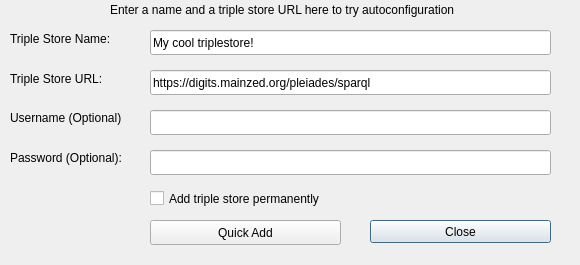
Qt form dialogs/ui/triplestorequickadddialog.ui (sparqlunicorn/sparqlunicornGoesGIS) before a commit.
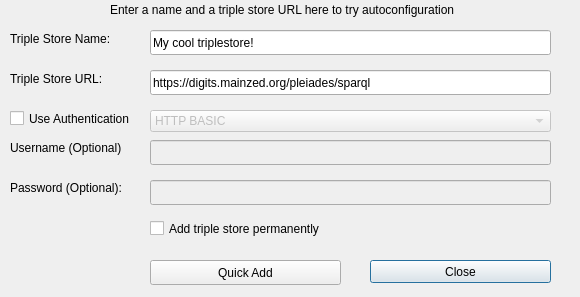
The same form after that commit.

Commit message: Addedd support for HTTP BASIC and DIGEST auth

The edit to the form file:
```diff
--- a/dialogs/ui/triplestorequickadddialog.ui
+++ b/dialogs/ui/triplestorequickadddialog.ui
@@ -7,7 +7,7 @@
     <x>0</x>
     <y>0</y>
     <width>580</width>
-    <height>265</height>
+    <height>297</height>
    </rect>
   </property>
   <property name="windowTitle">
@@ -69,7 +69,7 @@
    <property name="geometry">
     <rect>
      <x>370</x>
-     <y>220</y>
+     <y>260</y>
      <width>181</width>
      <height>23</height>
     </rect>
@@ -82,7 +82,7 @@
    <property name="geometry">
     <rect>
      <x>150</x>
-     <y>220</y>
+     <y>260</y>
      <width>191</width>
      <height>25</height>
     </rect>
@@ -108,7 +108,7 @@
    <property name="geometry">
     <rect>
      <x>150</x>
-     <y>190</y>
+     <y>220</y>
      <width>401</width>
      <height>17</height>
     </rect>
@@ -121,7 +121,7 @@
    <property name="geometry">
     <rect>
      <x>10</x>
-     <y>110</y>
+     <y>140</y>
      <width>111</width>
      <height>16</height>
     </rect>
@@ -134,7 +134,7 @@
    <property name="geometry">
     <rect>
      <x>10</x>
-     <y>150</y>
+     <y>180</y>
      <width>131</width>
      <height>16</height>
     </rect>
@@ -144,10 +144,13 @@
    </property>
   </widget>
   <widget class="QLineEdit" name="credentialUserName">
+   <property name="enabled">
+    <bool>false</bool>
+   </property>
    <property name="geometry">
     <rect>
      <x>150</x>
-     <y>110</y>
+     <y>140</y>
      <width>401</width>
      <height>25</height>
     </rect>
@@ -157,10 +160,13 @@
    </property>
   </widget>
   <widget class="QLineEdit" name="credentialPassword">
+   <property name="enabled">
+    <bool>false</bool>
+   </property>
    <property name="geometry">
     <rect>
      <x>150</x>
-     <y>150</y>
+     <y>180</y>
      <width>401</width>
      <height>25</height>
     </rect>
@@ -172,6 +178,42 @@
     <enum>QLineEdit::Password</enum>
    </property>
   </widget>
+  <widget class="QCheckBox" name="useAuthenticationCheckBox">
+   <property name="geometry">
+    <rect>
+     <x>10</x>
+     <y>110</y>
+     <width>121</width>
+     <height>17</height>
+    </rect>
+   </property>
+   <property name="text">
+    <string>Use Authentication</string>
+   </property>
+  </widget>
+  <widget class="QComboBox" name="authenticationComboBox">
+   <property name="enabled">
+    <bool>false</bool>
+   </property>
+   <property name="geometry">
+    <rect>
+     <x>150</x>
+     <y>110</y>
+     <width>401</width>
+     <height>22</height>
+    </rect>
+   </property>
+   <item>
+    <property name="text">
+     <string>HTTP BASIC</string>
+    </property>
+   </item>
+   <item>
+    <property name="text">
+     <string>HTTP DIGEST</string>
+    </property>
+   </item>
+  </widget>
  </widget>
  <resources/>
  <connections/>
```
Left out of the diff: 4 changed lines with no effect on the pictures. The commit also changes 6 other files.
